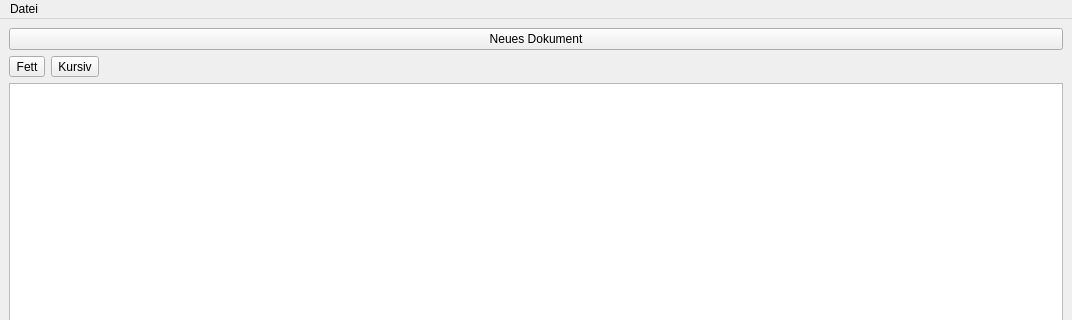
The window that editor.ui (yjiang01-tgm/textEditor) describes before a commit, drawn with Qt 5; both pictures show x 0 to 1072 and y 0 to 320 of the 1072 by 824 pixel window.
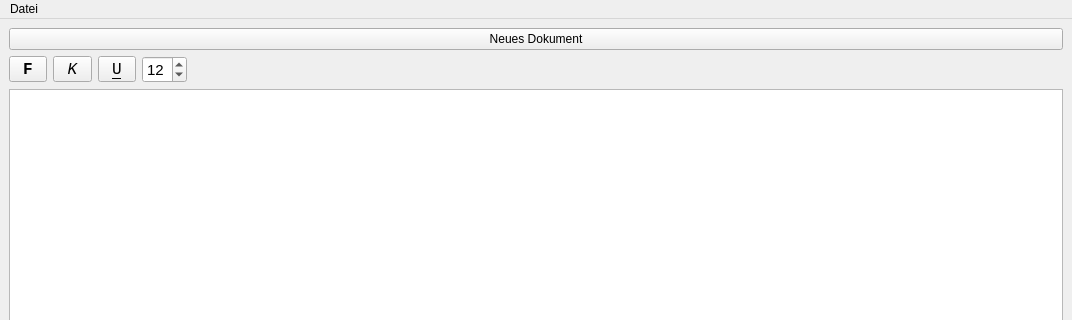
The same window after the commit.

Commit message: Button für Unterstrich und SpinBox für Font

Diff of the .ui file:
```diff
--- a/editor.ui
+++ b/editor.ui
@@ -17,15 +17,54 @@
    <layout class="QGridLayout" name="gridLayout_2">
     <item row="1" column="0">
      <widget class="QToolButton" name="toolFett">
+      <property name="sizePolicy">
+       <sizepolicy hsizetype="Fixed" vsizetype="Fixed">
+        <horstretch>0</horstretch>
+        <verstretch>0</verstretch>
+       </sizepolicy>
+      </property>
+      <property name="font">
+       <font>
+        <family>Consolas</family>
+        <pointsize>12</pointsize>
+        <weight>75</weight>
+        <bold>true</bold>
+       </font>
+      </property>
       <property name="text">
-       <string>Fett</string>
+       <string>F</string>
       </property>
      </widget>
     </item>
-    <item row="2" column="0" colspan="3">
-     <widget class="QTextEdit" name="textEdit"/>
+    <item row="1" column="1">
+     <widget class="QToolButton" name="toolKursiv">
+      <property name="font">
+       <font>
+        <family>Consolas</family>
+        <pointsize>12</pointsize>
+        <italic>true</italic>
+       </font>
+      </property>
+      <property name="text">
+       <string>K</string>
+      </property>
+     </widget>
     </item>
-    <item row="0" column="0" colspan="3">
+    <item row="1" column="2">
+     <widget class="QToolButton" name="toolUnter">
+      <property name="font">
+       <font>
+        <family>Consolas</family>
+        <pointsize>12</pointsize>
+        <underline>true</underline>
+       </font>
+      </property>
+      <property name="text">
+       <string>U</string>
+      </property>
+     </widget>
+    </item>
+    <item row="0" column="0" colspan="5">
      <layout class="QHBoxLayout" name="layoutTabs">
       <item>
        <widget class="QPushButton" name="newDocument">
@@ -36,10 +75,27 @@
       </item>
      </layout>
     </item>
-    <item row="1" column="1">
-     <widget class="QToolButton" name="toolKursiv">
-      <property name="text">
-       <string>Kursiv</string>
+    <item row="2" column="0" colspan="5">
+     <widget class="QTextEdit" name="textEdit"/>
+    </item>
+    <item row="1" column="3">
+     <widget class="QSpinBox" name="toolFontSize">
+      <property name="sizePolicy">
+       <sizepolicy hsizetype="Maximum" vsizetype="Fixed">
+        <horstretch>0</horstretch>
+        <verstretch>0</verstretch>
+       </sizepolicy>
+      </property>
+      <property name="font">
+       <font>
+        <pointsize>11</pointsize>
+       </font>
+      </property>
+      <property name="minimum">
+       <number>1</number>
+      </property>
+      <property name="value">
+       <number>12</number>
       </property>
      </widget>
     </item>
```
The commit also changes 2 other files.
